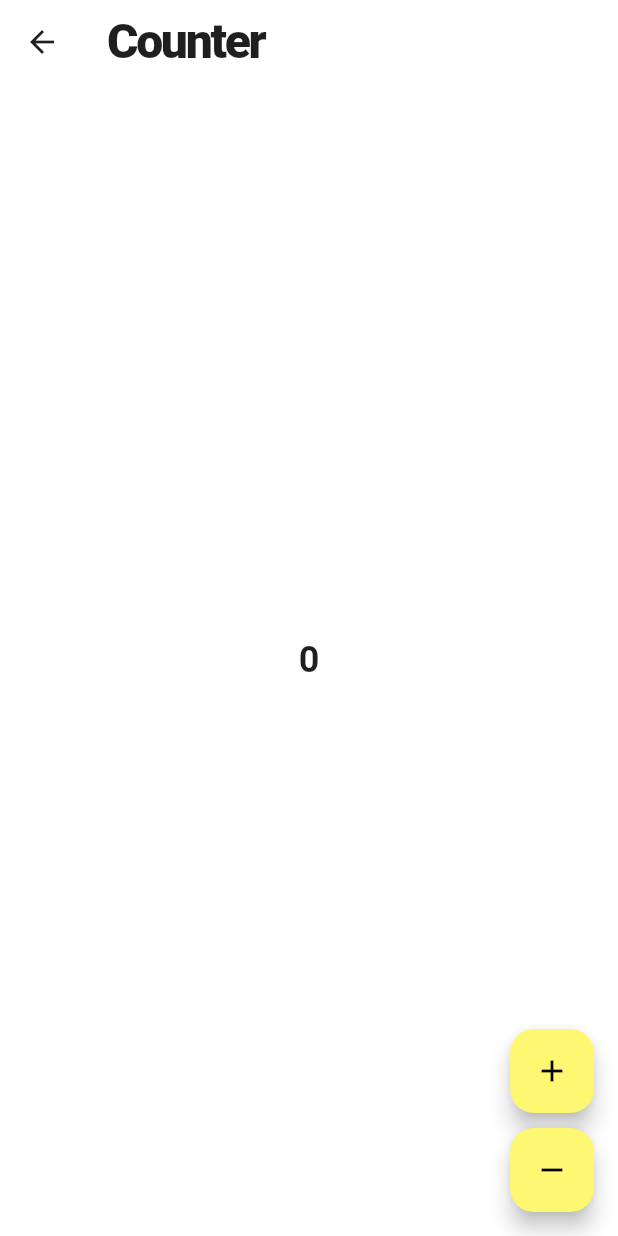
After one commit to sunkeunchoi/animation, a Flutter app: the screen it shows after launch, after a tap on "Counter", on a phone screen of 412 x 824 dp. The commit adds this screen. Run offline on Flutter 3.47's test engine with Material 2 defaults, Android fonts, the phone set to English and light mode, and no system bars; our stand-ins replace bloc, fluentui_system_icons, flutter_bloc, flutter_svg.

Commit message:
bloc counter

```diff
--- /dev/null
+++ b/lib/bloc_tutorials/counter_bloc.dart
@@ -0,0 +1,14 @@
+import 'package:bloc/bloc.dart';
+
+sealed class CounterEvent {}
+
+final class CounterIncrementPressed extends CounterEvent {}
+
+final class CounterDecrementPressed extends CounterEvent {}
+
+class CounterBloc extends Bloc<CounterEvent, int> {
+  CounterBloc() : super(0) {
+    on<CounterDecrementPressed>((event, emit) => emit(state + 1));
+    on<CounterIncrementPressed>((event, emit) => emit(state - 1));
+  }
+}
--- /dev/null
+++ b/lib/bloc_tutorials/counter_screen.dart
@@ -0,0 +1,49 @@
+import 'package:animation_class/bloc_tutorials/counter_bloc.dart';
+import 'package:flutter/material.dart';
+import 'package:flutter_bloc/flutter_bloc.dart';
+
+class CounterScreen extends StatelessWidget {
+  const CounterScreen({super.key});
+
+  @override
+  Widget build(BuildContext context) {
+    return BlocProvider(
+      create: (_) => CounterBloc(),
+      child: Scaffold(
+        appBar: AppBar(
+          title: const Text('Counter'),
+        ),
+        floatingActionButton: Column(
+          crossAxisAlignment: CrossAxisAlignment.end,
+          mainAxisAlignment: MainAxisAlignment.end,
+          children: [
+            FloatingActionButton(
+              onPressed: () => context.read<CounterBloc>().add(CounterIncrementPressed()),
+              child: const Icon(Icons.add),
+            ),
+            const SizedBox(
+              height: 10,
+            ),
+            FloatingActionButton(
+              onPressed: () => context.read<CounterBloc>().add(CounterDecrementPressed()),
+              child: const Icon(Icons.remove),
+            ),
+          ],
+        ),
+        body: BlocBuilder<CounterBloc, int>(
+          builder: (context, count) {
+            return Center(
+              child: Text(
+                '$count',
+                style: const TextStyle(
+                  fontSize: 24,
+                  fontWeight: FontWeight.bold,
+                ),
+              ),
+            );
+          },
+        ),
+      ),
+    );
+  }
+}
--- a/lib/screens/menu_screen.dart
+++ b/lib/screens/menu_screen.dart
@@ -1,3 +1,4 @@
+import 'package:animation_class/bloc_tutorials/counter_screen.dart';
 import 'package:animation_class/screens/movies/movies_screen.dart';
 import 'package:animation_class/screens/onboarding/confirmation_code_screen.dart';
 import 'package:animation_class/screens/onboarding/initial_screen.dart';
@@ -53,6 +54,12 @@ class MenuScreen extends StatelessWidget {
                 },
                 child: const Text("Onboarding 4"),
               ),
+              ElevatedButton(
+                onPressed: () {
+                  _goto(context, const CounterScreen());
+                },
+                child: const Text("Counter"),
+              ),
             ],
           ),
         ),
```
Also changed, not shown: pubspec.lock.
